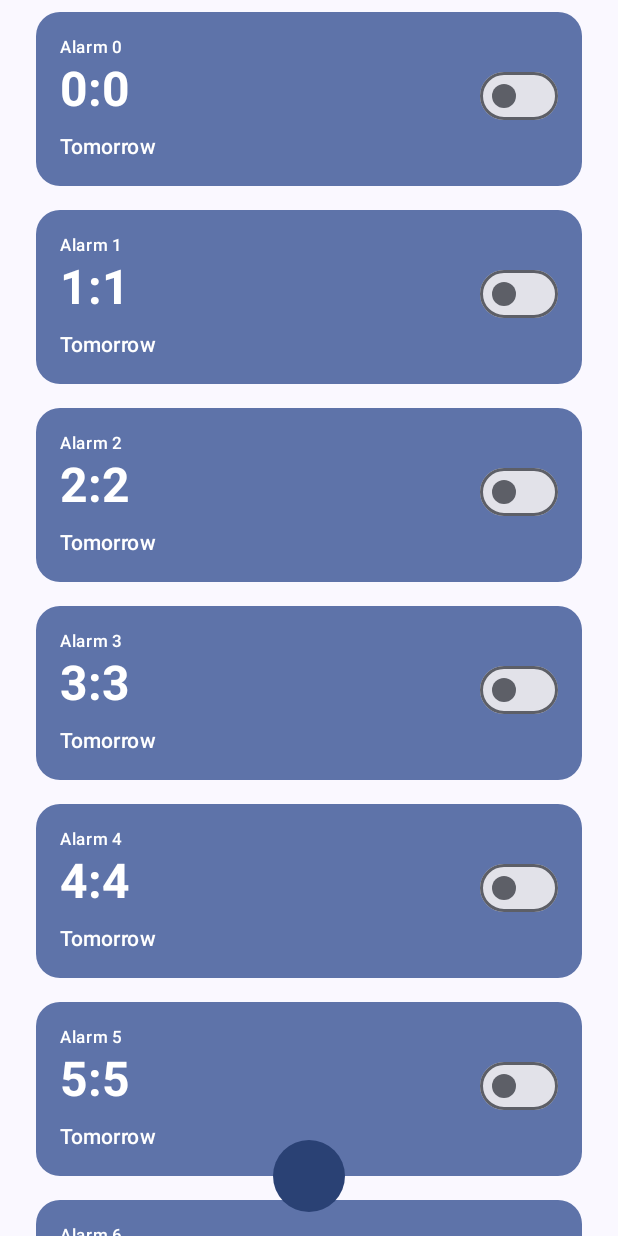
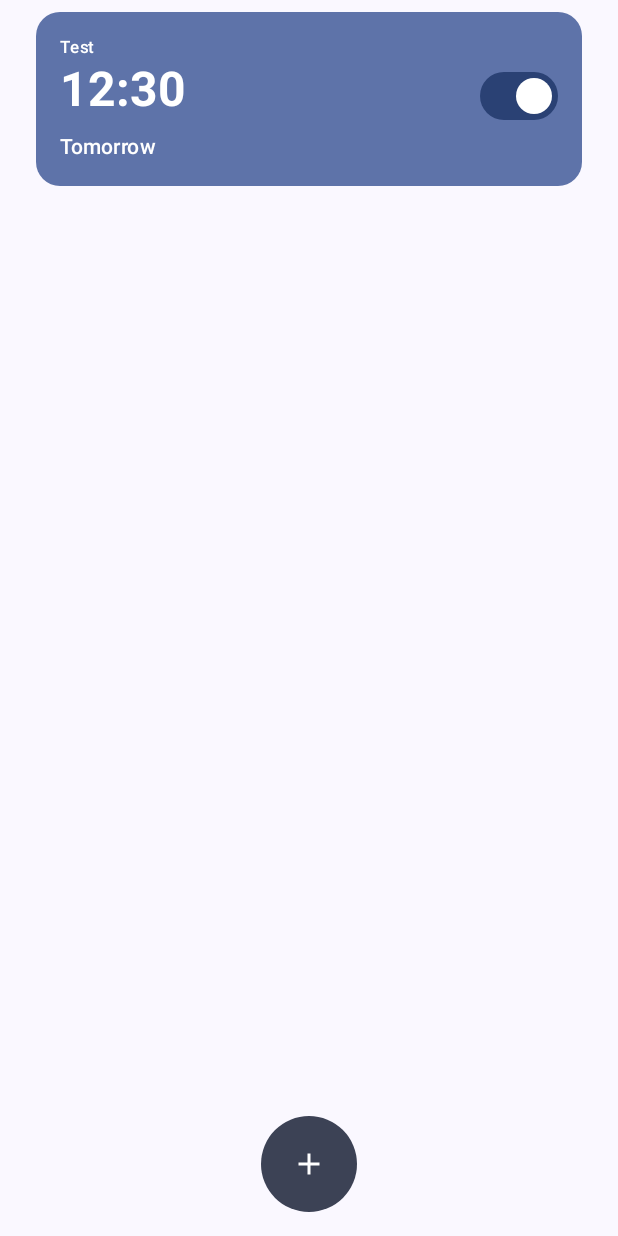
Before and after one commit to LeFlo62/Never-Late, an Android app built with Jetpack Compose: the screen it shows after launch (MainActivity), after a tap on "Add", on a phone screen of 412 x 824 dp. Run offline under Robolectric (Android 15) with nearby library versions, the phone set to English and light mode, and no system bars; our stand-ins replace Room's generated code, livedata-compose.

Commit message:
Added savable alarm state

```diff
--- a/app/build.gradle.kts
+++ b/app/build.gradle.kts
@@ -54,6 +54,10 @@ dependencies {
 
     implementation("androidx.core:core-ktx:1.12.0")
     implementation("androidx.lifecycle:lifecycle-runtime-ktx:2.6.2")
+    implementation("androidx.lifecycle:lifecycle-viewmodel-compose:2.6.2")
+    implementation("androidx.lifecycle:lifecycle-livedata-ktx:2.6.2")
+    implementation("androidx.compose.runtime:runtime-livedata:1.5.4")
+    implementation("androidx.room:room-ktx:2.6.1")
     implementation("androidx.activity:activity-compose:1.8.2")
     implementation(platform("androidx.compose:compose-bom:2023.03.00"))
     implementation("androidx.compose.ui:ui")
@@ -62,12 +66,14 @@ dependencies {
     implementation("androidx.compose.material3:material3")
     implementation(platform("androidx.compose:compose-bom:2023.03.00"))
     implementation("androidx.appcompat:appcompat:1.6.1")
+    implementation(platform("androidx.compose:compose-bom:2023.08.00"))
     testImplementation("junit:junit:4.13.2")
     androidTestImplementation("androidx.test.ext:junit:1.1.5")
     androidTestImplementation("androidx.test.espresso:espresso-core:3.5.1")
     androidTestImplementation(platform("androidx.compose:compose-bom:2023.03.00"))
     androidTestImplementation("androidx.compose.ui:ui-test-junit4")
     androidTestImplementation(platform("androidx.compose:compose-bom:2023.03.00"))
+    androidTestImplementation(platform("androidx.compose:compose-bom:2023.08.00"))
     debugImplementation("androidx.compose.ui:ui-tooling")
     debugImplementation("androidx.compose.ui:ui-test-manifest")
 
--- a/app/src/main/java/fr/isep/mobiledev/neverlate/AppDatabase.kt
+++ b/app/src/main/java/fr/isep/mobiledev/neverlate/AppDatabase.kt
@@ -1,13 +1,31 @@
 package fr.isep.mobiledev.neverlate
 
+import android.content.Context
 import androidx.room.Database
+import androidx.room.Room
 import androidx.room.RoomDatabase
-import fr.isep.mobiledev.neverlate.dao.AlarmDAO
+import fr.isep.mobiledev.neverlate.dao.AlarmDao
 import fr.isep.mobiledev.neverlate.entities.Alarm
 
 @Database(entities = [Alarm::class], version = 1)
 abstract class AppDatabase : RoomDatabase() {
 
-    abstract fun alarmDao(): AlarmDAO
+    abstract fun alarmDao(): AlarmDao
+
+    companion object {
+        // For Singleton instantiation
+        @Volatile private var instance: AppDatabase? = null
+
+        fun getDatabase(context: Context): AppDatabase {
+            return instance ?: synchronized(this) {
+                instance ?: buildDatabase(context).also { instance = it }
+            }
+        }
+
+        private fun buildDatabase(context: Context): AppDatabase {
+            return Room.databaseBuilder(context, AppDatabase::class.java, "neverlate")
+                .build()
+        }
+    }
 
 }
--- a/app/src/main/java/fr/isep/mobiledev/neverlate/MainActivity.kt
+++ b/app/src/main/java/fr/isep/mobiledev/neverlate/MainActivity.kt
@@ -6,8 +6,11 @@ import android.content.Intent
 import android.os.Bundle
 import androidx.activity.ComponentActivity
 import androidx.activity.compose.setContent
+import androidx.activity.viewModels
 import androidx.compose.foundation.background
+import androidx.compose.foundation.clickable
 import androidx.compose.foundation.layout.Box
+import androidx.compose.foundation.layout.Column
 import androidx.compose.foundation.layout.fillMaxSize
 import androidx.compose.foundation.layout.padding
 import androidx.compose.foundation.layout.size
@@ -25,23 +28,31 @@ import androidx.compose.material3.Surface
 import androidx.compose.material3.Text
 import androidx.compose.runtime.Composable
 import androidx.compose.runtime.getValue
+import androidx.compose.runtime.livedata.observeAsState
 import androidx.compose.runtime.mutableStateOf
 import androidx.compose.runtime.remember
 import androidx.compose.runtime.setValue
 import androidx.compose.ui.Alignment
 import androidx.compose.ui.Modifier
+import androidx.compose.ui.draw.scale
+import androidx.compose.ui.res.stringResource
 import androidx.compose.ui.text.style.LineHeightStyle
 import androidx.compose.ui.tooling.preview.Preview
 import androidx.compose.ui.unit.dp
 import androidx.room.Room
+import fr.isep.mobiledev.neverlate.activities.EditAlarmActivity
 import fr.isep.mobiledev.neverlate.entities.Alarm
 import fr.isep.mobiledev.neverlate.entities.AlarmItem
+import fr.isep.mobiledev.neverlate.model.AlarmViewModel
+import fr.isep.mobiledev.neverlate.model.AlarmViewModelFactory
 import fr.isep.mobiledev.neverlate.ui.theme.NeverLateTheme
 
 
 class MainActivity : ComponentActivity() {
 
-    lateinit var db : AppDatabase
+    private val alarmViewModel by viewModels<AlarmViewModel> {
+        AlarmViewModelFactory((this.applicationContext as NeverLateApplication).repository)
+    }
 
     override fun onCreate(savedInstanceState: Bundle?) {
         super.onCreate(savedInstanceState)
@@ -54,16 +65,21 @@ class MainActivity : ComponentActivity() {
                     color = MaterialTheme.colorScheme.background
                 ) {
                     Box{
-                        AlarmList()
-                        Button(
+                        AlarmList(alarmViewModel)
+                        IconButton(
                             modifier = Modifier
                                 .align(Alignment.BottomCenter)
                                 .padding(16.dp)
-                                .size(48.dp),
-                            shape = CircleShape,
-                            onClick = { /*TODO*/ }
-                        ) {
-                            //TODO icon trop petit on le voit pas, essaie d'augmenter la taille du btn tu verra. Mais faut augmenter l'icone !
+                                .background(
+                                    MaterialTheme.colorScheme.secondary,
+                                    shape = CircleShape
+                                )
+                                .size(64.dp),
+                            onClick = {
+                                alarmViewModel.insert(Alarm(0, "Test", 12, 30, true))
+//                                val intent = Intent(this@MainActivity, EditAlarmActivity::class.java)
+//                                startActivity(intent)
+                            }) {
                             Icon(Icons.Filled.Add, contentDescription = "Add", tint = MaterialTheme.colorScheme.onSecondary)
                         }
                     }
@@ -73,36 +89,23 @@ class MainActivity : ComponentActivity() {
     }
 
     @Composable
-    private fun AlarmList(){
-        var alarms by remember { mutableStateOf(listOf<Alarm>()) }
-        initDatabase()
-        val alarmDao = db.alarmDao()
-
-        alarmDao.getAllAlarms().observe(this) { alarmList ->
-            val alarmListMutable = alarmList.toMutableList()
-            if(alarms.isEmpty()){
-                for(i in 0..10){
-                    alarmListMutable.add(Alarm(i, "Alarm $i", i, i, false))
-                }
-            }
-            alarms = alarmListMutable
-        }
+    private fun AlarmList(viewModel : AlarmViewModel){
+        val alarms : List<Alarm> by viewModel.allAlarms.observeAsState(listOf())
 
         LazyColumn(modifier = Modifier
             .fillMaxSize()
             .background(MaterialTheme.colorScheme.background)
             .padding(horizontal = 16.dp)) {
             items(alarms) { alarm ->
-                AlarmItem(alarm, modifier = Modifier.padding(8.dp))
+                AlarmItem(alarm, modifier = Modifier
+                    .padding(8.dp)
+                    .clickable {
+                        val intent = Intent(this@MainActivity, EditAlarmActivity::class.java)
+                        intent.putExtra("alarmId", alarm.id)
+                        startActivity(intent)
+                    })
             }
         }
-    }
-
-    private fun initDatabase(){
-        db = Room.databaseBuilder(
-            applicationContext,
-            AppDatabase::class.java, "neverlate"
-        ).build()
     }
 
     private fun schedule(){
@@ -122,19 +125,3 @@ class MainActivity : ComponentActivity() {
         }
     }
 }
-
-@Composable
-fun Greeting(name: String, modifier: Modifier = Modifier) {
-    Text(
-        text = "Hello $name!",
-        modifier = modifier
-    )
-}
-
-@Preview(showBackground = true)
-@Composable
-fun GreetingPreview() {
-    NeverLateTheme {
-        Greeting("Android")
-    }
-}
--- /dev/null
+++ b/app/src/main/java/fr/isep/mobiledev/neverlate/NeverLateApplication.kt
@@ -0,0 +1,9 @@
+package fr.isep.mobiledev.neverlate
+
+import android.app.Application
+import fr.isep.mobiledev.neverlate.repository.AlarmRepository
+
+class NeverLateApplication : Application(){
+    val database by lazy { AppDatabase.getDatabase(this) }
+    val repository by lazy { AlarmRepository(database.alarmDao()) }
+}
--- /dev/null
+++ b/app/src/main/java/fr/isep/mobiledev/neverlate/activities/ui/theme/Type.kt
@@ -0,0 +1,34 @@
+package fr.isep.mobiledev.neverlate.activities.ui.theme
+
+import androidx.compose.material3.Typography
+import androidx.compose.ui.text.TextStyle
+import androidx.compose.ui.text.font.FontFamily
+import androidx.compose.ui.text.font.FontWeight
+import androidx.compose.ui.unit.sp
+
+// Set of Material typography styles to start with
+val Typography = Typography(
+    bodyLarge = TextStyle(
+        fontFamily = FontFamily.Default,
+        fontWeight = FontWeight.Normal,
+        fontSize = 16.sp,
+        lineHeight = 24.sp,
+        letterSpacing = 0.5.sp
+    )
+    /* Other default text styles to override
+    titleLarge = TextStyle(
+        fontFamily = FontFamily.Default,
+        fontWeight = FontWeight.Normal,
+        fontSize = 22.sp,
+        lineHeight = 28.sp,
+        letterSpacing = 0.sp
+    ),
+    labelSmall = TextStyle(
+        fontFamily = FontFamily.Default,
+        fontWeight = FontWeight.Medium,
+        fontSize = 11.sp,
+        lineHeight = 16.sp,
+        letterSpacing = 0.5.sp
+    )
+    */
+)
--- a/app/src/main/java/fr/isep/mobiledev/neverlate/dao/AlarmDAO.kt
+++ b/app/src/main/java/fr/isep/mobiledev/neverlate/dao/AlarmDao.kt
@@ -1,20 +1,21 @@
 package fr.isep.mobiledev.neverlate.dao
 
-import androidx.lifecycle.LiveData
 import androidx.room.Dao
 import androidx.room.Delete
 import androidx.room.Insert
 import androidx.room.Query
+import androidx.room.Update
 import fr.isep.mobiledev.neverlate.entities.Alarm
+import kotlinx.coroutines.flow.Flow
 
 @Dao
-interface AlarmDAO {
+interface AlarmDao {
 
     @Query("SELECT * FROM alarm")
-    fun getAllAlarms() : LiveData<List<Alarm>>
+    fun getAllAlarms() : Flow<List<Alarm>>
 
     @Query("SELECT * FROM alarm WHERE id = :id")
-    fun getAlarmById(id: Int) : Alarm
+    fun getAlarmById(id: Int) : Flow<Alarm>
 
     @Insert
     fun insertAlarm(alarm: Alarm)
@@ -22,4 +23,7 @@ interface AlarmDAO {
     @Delete
     fun deleteAlarm(alarm: Alarm)
 
+    @Update
+    fun updateAlarm(alarm: Alarm)
+
 }
--- a/app/src/main/java/fr/isep/mobiledev/neverlate/entities/Alarm.kt
+++ b/app/src/main/java/fr/isep/mobiledev/neverlate/entities/Alarm.kt
@@ -1,7 +1,9 @@
 package fr.isep.mobiledev.neverlate.entities
 
+import androidx.activity.viewModels
 import androidx.compose.foundation.background
 import androidx.compose.foundation.border
+import androidx.compose.foundation.clickable
 import androidx.compose.foundation.layout.Column
 import androidx.compose.foundation.layout.Row
 import androidx.compose.foundation.layout.Spacer
@@ -14,16 +16,25 @@ import androidx.compose.material3.Switch
 import androidx.compose.material3.Text
 import androidx.compose.material3.dynamicLightColorScheme
 import androidx.compose.runtime.Composable
+import androidx.compose.runtime.getValue
+import androidx.compose.runtime.mutableStateOf
+import androidx.compose.runtime.remember
+import androidx.compose.runtime.setValue
 import androidx.compose.ui.Modifier
 import androidx.compose.ui.draw.clip
 import androidx.compose.ui.draw.shadow
 import androidx.compose.ui.graphics.Color
+import androidx.compose.ui.platform.LocalContext
 import androidx.compose.ui.text.font.FontWeight
 import androidx.compose.ui.tooling.preview.Preview
 import androidx.compose.ui.unit.dp
+import androidx.lifecycle.viewmodel.compose.viewModel
 import androidx.room.ColumnInfo
 import androidx.room.Entity
 import androidx.room.PrimaryKey
+import fr.isep.mobiledev.neverlate.NeverLateApplication
+import fr.isep.mobiledev.neverlate.model.AlarmViewModel
+import fr.isep.mobiledev.neverlate.model.AlarmViewModelFactory
 
 @Entity
 data class Alarm (
@@ -37,22 +48,28 @@ data class Alarm (
 @Preview(showBackground = true)
 @Composable
 fun AlarmItem(alarm: Alarm = Alarm(0, "Test", 12, 30, true), modifier: Modifier = Modifier) {
+    val alarmViewModel = viewModel<AlarmViewModel>()
+
     Column(
         modifier = Modifier.then(modifier)
             .fillMaxWidth()
             .background(MaterialTheme.colorScheme.primaryContainer, shape = RoundedCornerShape(16.dp))
             //.border(2.dp, color = Color.Black, shape = RoundedCornerShape(16.dp))
             .padding(16.dp)
+        ,
     ) {
         Text(text = alarm.name, style = MaterialTheme.typography.labelSmall, modifier = Modifier.fillMaxWidth(), color = MaterialTheme.colorScheme.onPrimaryContainer)
+
+        var toggled by remember { mutableStateOf(alarm.toggled) }
         Row {
             Text(text = "${alarm.hour}:${alarm.minute}", style = MaterialTheme.typography.headlineLarge, fontWeight = FontWeight.Bold, color = MaterialTheme.colorScheme.onPrimaryContainer)
             Spacer(modifier = Modifier.weight(1f))
-            Switch(checked = alarm.toggled,
-                modifier = Modifier
-                    .padding(start = 16.dp),
+            Switch(checked = toggled,
+                modifier = Modifier.padding(start = 16.dp),
                 onCheckedChange = {
+                    toggled = it
                     alarm.toggled = it
+                    alarmViewModel.update(alarm)
                 }
             )
         }
--- /dev/null
+++ b/app/src/main/java/fr/isep/mobiledev/neverlate/model/AlarmViewModel.kt
@@ -0,0 +1,46 @@
+package fr.isep.mobiledev.neverlate.model
+
+import androidx.lifecycle.LiveData
+import androidx.lifecycle.ViewModel
+import androidx.lifecycle.ViewModelProvider
+import androidx.lifecycle.asLiveData
+import androidx.lifecycle.viewModelScope
+import fr.isep.mobiledev.neverlate.entities.Alarm
+import fr.isep.mobiledev.neverlate.repository.AlarmRepository
+import kotlinx.coroutines.CoroutineScope
+import kotlinx.coroutines.Dispatchers
+import kotlinx.coroutines.launch
+
+class AlarmViewModel(private val repository : AlarmRepository) : ViewModel() {
+
+    private val coroutineScope = CoroutineScope(Dispatchers.IO)
+
+    val allAlarms : LiveData<List<Alarm>> = repository.allAlarms.asLiveData()
+
+    fun insert(alarm: Alarm) = coroutineScope.launch {
+        repository.insert(alarm)
+    }
+
+    fun delete(alarm: Alarm) = coroutineScope.launch {
+        repository.delete(alarm)
+    }
+
+    fun getAlarmById(id: Int) : LiveData<Alarm> {
+        return repository.getAlarmById(id).asLiveData()
+    }
+
+    fun update(alarm: Alarm) = coroutineScope.launch {
+        repository.update(alarm)
+    }
+
+}
+
+class AlarmViewModelFactory(private val repository: AlarmRepository) : ViewModelProvider.Factory {
+    override fun <T : ViewModel> create(modelClass: Class<T>): T {
+        if (modelClass.isAssignableFrom(AlarmViewModel::class.java)) {
+            @Suppress("UNCHECKED_CAST")
+            return AlarmViewModel(repository) as T
+        }
+        throw IllegalArgumentException("Unknown ViewModel class")
+    }
+}
--- /dev/null
+++ b/app/src/main/java/fr/isep/mobiledev/neverlate/repository/AlarmRepository.kt
@@ -0,0 +1,30 @@
+package fr.isep.mobiledev.neverlate.repository
+
+import androidx.annotation.WorkerThread
+import androidx.lifecycle.LiveData
+import fr.isep.mobiledev.neverlate.dao.AlarmDao
+import fr.isep.mobiledev.neverlate.entities.Alarm
+import kotlinx.coroutines.flow.Flow
+
+class AlarmRepository(private val alarmDao: AlarmDao) {
+
+    val allAlarms : Flow<List<Alarm>> = alarmDao.getAllAlarms()
+
+    @Suppress("RedundantSuspendModifier")
+    @WorkerThread
+    suspend fun insert(alarm: Alarm) {
+        alarmDao.insertAlarm(alarm)
+    }
+
+    fun delete(alarm: Alarm) {
+        alarmDao.deleteAlarm(alarm)
+    }
+
+    fun getAlarmById(id: Int) : Flow<Alarm> {
+        return alarmDao.getAlarmById(id)
+    }
+
+    fun update(alarm: Alarm) {
+        alarmDao.updateAlarm(alarm)
+    }
+}
--- a/app/src/main/res/values/strings.xml
+++ b/app/src/main/res/values/strings.xml
@@ -1,4 +1,7 @@
 <resources>
     <string name="app_name">NeverLate</string>
     <string name="title_activity_wake_up">WakeUpActivity</string>
+    <string name="title_activity_edit_alarm">EditAlarmActivity</string>
+    <!-- TODO: Remove or change this placeholder text -->
+    <string name="hello_blank_fragment">Hello blank fragment</string>
 </resources>
```
Also changed, not shown: app/src/main/AndroidManifest.xml (+7 -2 lines), app/src/main/java/fr/isep/mobiledev/neverlate/activities/EditAlarmActivity.kt (added, +41 -0 lines), app/src/main/java/fr/isep/mobiledev/neverlate/activities/ui/theme/Color.kt (added, +11 -0 lines), app/src/main/java/fr/isep/mobiledev/neverlate/activities/ui/theme/Theme.kt (added, +70 -0 lines).
